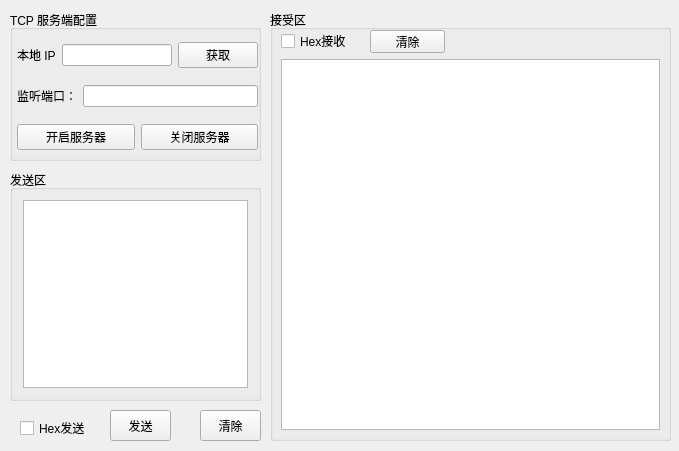
This is TCP/server/ui_server.ui in fanleung/LearnPyQt as Qt 5 draws it before an edit. The edited form follows.
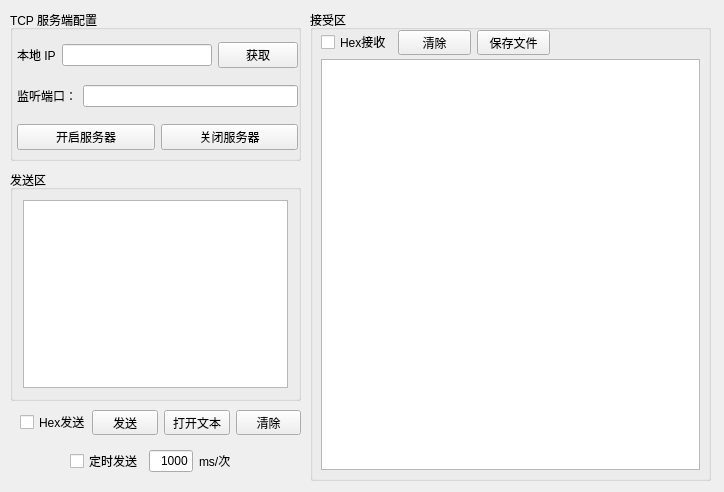
This is the edited form.

```diff
--- a/TCP/server/ui_server.ui
+++ b/TCP/server/ui_server.ui
@@ -6,8 +6,8 @@
    <rect>
     <x>0</x>
     <y>0</y>
-    <width>679</width>
-    <height>451</height>
+    <width>724</width>
+    <height>492</height>
    </rect>
   </property>
   <property name="windowTitle">
@@ -18,19 +18,19 @@
     <rect>
      <x>10</x>
      <y>10</y>
-     <width>251</width>
+     <width>291</width>
      <height>151</height>
     </rect>
    </property>
    <property name="title">
     <string>TCP 服务端配置</string>
    </property>
-   <widget class="QWidget" name="">
+   <widget class="QWidget" name="layoutWidget">
     <property name="geometry">
      <rect>
       <x>7</x>
       <y>21</y>
-      <width>241</width>
+      <width>281</width>
       <height>131</height>
      </rect>
     </property>
@@ -94,10 +94,10 @@
   <widget class="QGroupBox" name="verticalGroupBox">
    <property name="geometry">
     <rect>
-     <x>270</x>
+     <x>310</x>
      <y>10</y>
      <width>401</width>
-     <height>431</height>
+     <height>471</height>
     </rect>
    </property>
    <property name="title">
@@ -109,35 +109,42 @@
       <x>11</x>
       <y>49</y>
       <width>379</width>
-      <height>371</height>
+      <height>411</height>
      </rect>
     </property>
    </widget>
-   <widget class="QCheckBox" name="hex_receive">
+   <widget class="QWidget" name="">
     <property name="geometry">
      <rect>
       <x>11</x>
-      <y>23</y>
-      <width>65</width>
-      <height>16</height>
-     </rect>
-    </property>
-    <property name="text">
-     <string>Hex接收</string>
-    </property>
-   </widget>
-   <widget class="QPushButton" name="rece_clear_button">
-    <property name="geometry">
-     <rect>
-      <x>100</x>
       <y>20</y>
-      <width>75</width>
-      <height>23</height>
+      <width>229</width>
+      <height>25</height>
      </rect>
     </property>
-    <property name="text">
-     <string>清除</string>
-    </property>
+    <layout class="QHBoxLayout" name="horizontalLayout_5">
+     <item>
+      <widget class="QCheckBox" name="hex_receive">
+       <property name="text">
+        <string>Hex接收</string>
+       </property>
+      </widget>
+     </item>
+     <item>
+      <widget class="QPushButton" name="rece_clear_button">
+       <property name="text">
+        <string>清除</string>
+       </property>
+      </widget>
+     </item>
+     <item>
+      <widget class="QPushButton" name="rece_clear_button_2">
+       <property name="text">
+        <string>保存文件</string>
+       </property>
+      </widget>
+     </item>
+    </layout>
    </widget>
   </widget>
   <widget class="QGroupBox" name="verticalGroupBox_2">
@@ -145,7 +152,7 @@
     <rect>
      <x>10</x>
      <y>170</y>
-     <width>251</width>
+     <width>291</width>
      <height>231</height>
     </rect>
    </property>
@@ -178,44 +185,81 @@
     </item>
    </layout>
   </widget>
-  <widget class="QPushButton" name="data_send_button">
+  <widget class="QWidget" name="layoutWidget_2">
    <property name="geometry">
     <rect>
-     <x>110</x>
-     <y>410</y>
-     <width>61</width>
-     <height>31</height>
+     <x>70</x>
+     <y>450</y>
+     <width>161</width>
+     <height>22</height>
     </rect>
    </property>
-   <property name="text">
-    <string>发送</string>
-   </property>
+   <layout class="QHBoxLayout" name="horizontalLayout_7">
+    <item>
+     <widget class="QCheckBox" name="hex_send_2">
+      <property name="text">
+       <string>定时发送</string>
+      </property>
+     </widget>
+    </item>
+    <item>
+     <widget class="QLineEdit" name="lineEdit_3">
+      <property name="text">
+       <string>1000</string>
+      </property>
+      <property name="alignment">
+       <set>Qt::AlignRight|Qt::AlignTrailing|Qt::AlignVCenter</set>
+      </property>
+     </widget>
+    </item>
+    <item>
+     <widget class="QLabel" name="dw">
+      <property name="text">
+       <string>ms/次</string>
+      </property>
+     </widget>
+    </item>
+   </layout>
   </widget>
-  <widget class="QPushButton" name="send_clear_button">
-   <property name="geometry">
-    <rect>
-     <x>200</x>
-     <y>410</y>
-     <width>61</width>
-     <height>31</height>
-    </rect>
-   </property>
-   <property name="text">
-    <string>清除</string>
-   </property>
-  </widget>
-  <widget class="QCheckBox" name="hex_send">
+  <widget class="QWidget" name="">
    <property name="geometry">
     <rect>
      <x>20</x>
-     <y>420</y>
-     <width>71</width>
-     <height>16</height>
+     <y>410</y>
+     <width>281</width>
+     <height>25</height>
     </rect>
    </property>
-   <property name="text">
-    <string>Hex发送</string>
-   </property>
+   <layout class="QHBoxLayout" name="horizontalLayout_4">
+    <item>
+     <widget class="QCheckBox" name="hex_send">
+      <property name="text">
+       <string>Hex发送</string>
+      </property>
+     </widget>
+    </item>
+    <item>
+     <widget class="QPushButton" name="data_send_button">
+      <property name="text">
+       <string>发送</string>
+      </property>
+     </widget>
+    </item>
+    <item>
+     <widget class="QPushButton" name="send_clear_button_2">
+      <property name="text">
+       <string>打开文本</string>
+      </property>
+     </widget>
+    </item>
+    <item>
+     <widget class="QPushButton" name="send_clear_button">
+      <property name="text">
+       <string>清除</string>
+      </property>
+     </widget>
+    </item>
+   </layout>
   </widget>
   <zorder>verticalGroupBox</zorder>
   <zorder>verticalGroupBox_2</zorder>
```
Left out of the diff: 2 changed lines with no effect on the pictures.
